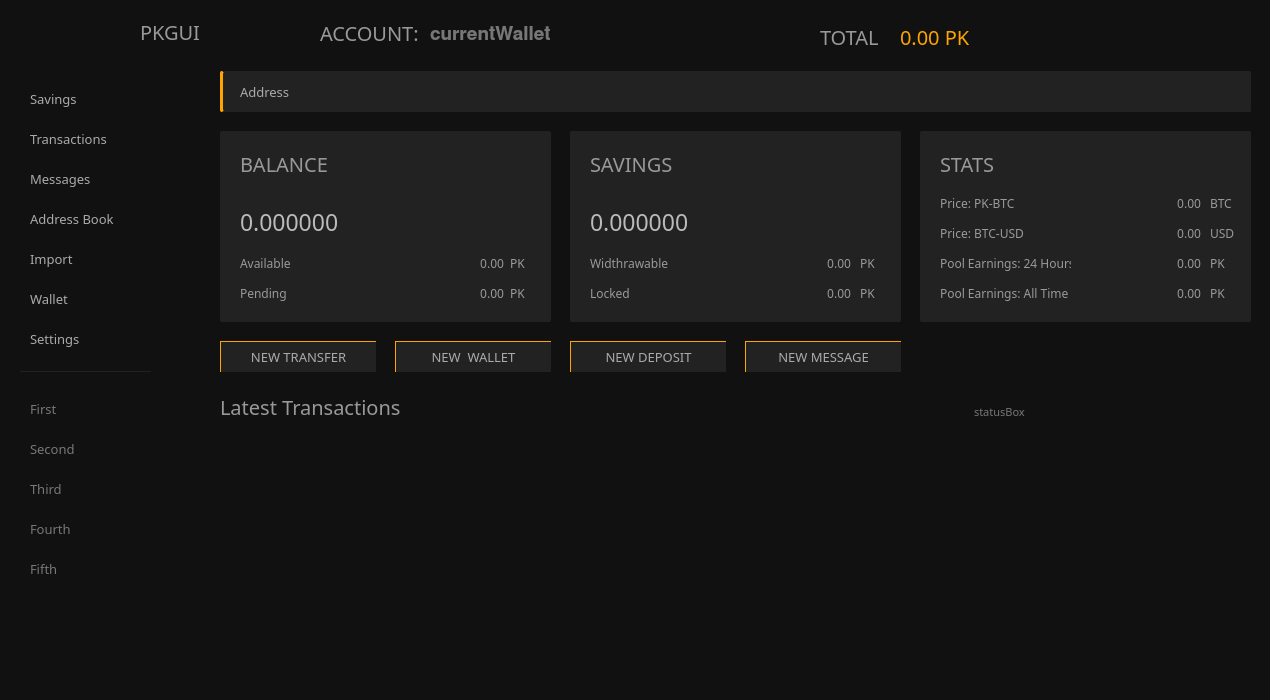
Above: src/gui/ui/overviewframe.ui from Pennykoin/PKGui before the change. Below: the same form after it.
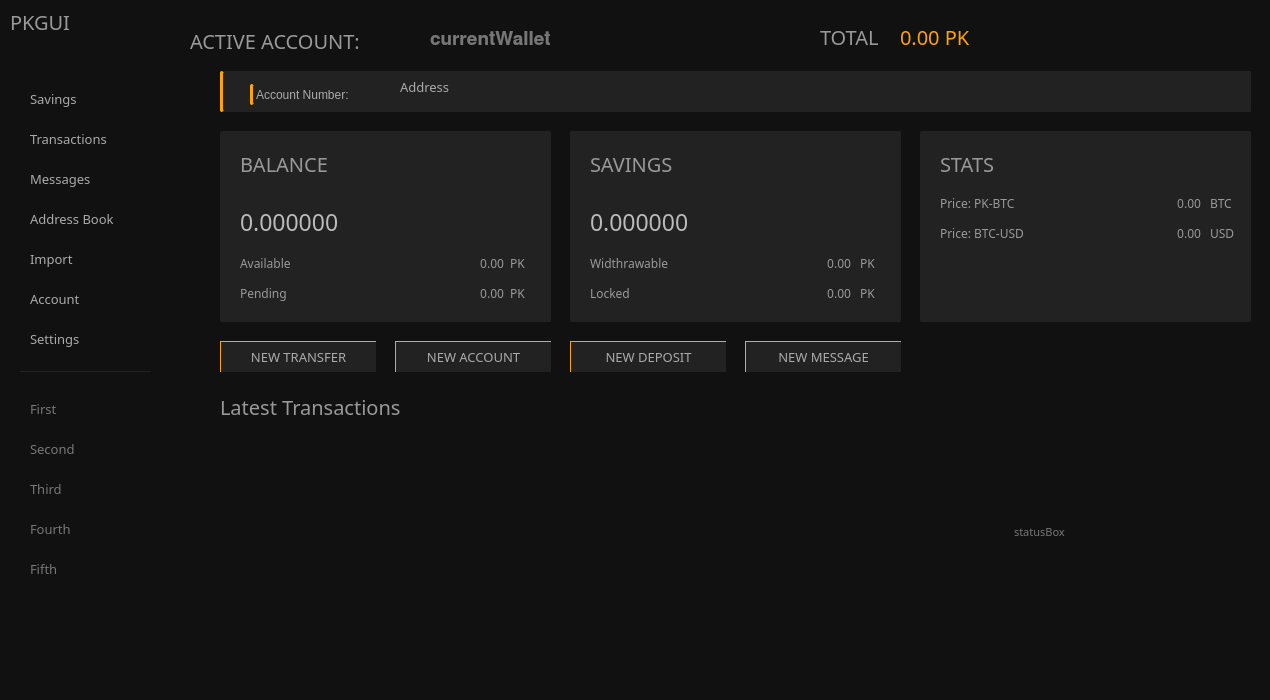
That is the form after the change. Icons and pictures are not drawn.

Commit message: wording, no mine

What changed in the file:
```diff
--- a/src/gui/ui/overviewframe.ui
+++ b/src/gui/ui/overviewframe.ui
@@ -358,7 +358,7 @@
 font-size: 13px;</string>
        </property>
        <property name="text">
-        <string>Wallet</string>
+        <string>Account</string>
        </property>
        <property name="iconSize">
         <size>
@@ -566,8 +566,8 @@
       <widget class="QLabel" name="m_myConcealWalletTitle_2">
        <property name="geometry">
         <rect>
-         <x>140</x>
-         <y>20</y>
+         <x>10</x>
+         <y>10</y>
          <width>71</width>
          <height>21</height>
         </rect>
@@ -1066,162 +1066,6 @@
       <property name="title">
        <string/>
       </property>
-      <widget class="QLabel" name="label_7">
-       <property name="geometry">
-        <rect>
-         <x>20</x>
-         <y>150</y>
-         <width>141</width>
-         <height>25</height>
-        </rect>
-       </property>
-       <property name="font">
-        <font>
-         <family>Poppins</family>
-         <pointsize>-1</pointsize>
-        </font>
-       </property>
-       <property name="styleSheet">
-        <string notr="true">color: #999;
-background: transparent;
-font-family: Poppins;
-font-size: 12px;</string>
-       </property>
-       <property name="text">
-        <string>Pool Earnings: All Time</string>
-       </property>
-      </widget>
-      <widget class="QLabel" name="label_9">
-       <property name="geometry">
-        <rect>
-         <x>20</x>
-         <y>120</y>
-         <width>131</width>
-         <height>24</height>
-        </rect>
-       </property>
-       <property name="font">
-        <font>
-         <family>Poppins</family>
-         <pointsize>-1</pointsize>
-        </font>
-       </property>
-       <property name="styleSheet">
-        <string notr="true">color: #999;
-background: transparent;
-font-family: Poppins;
-font-size: 12px;</string>
-       </property>
-       <property name="text">
-        <string>Pool Earnings: 24 Hours</string>
-       </property>
-      </widget>
-      <widget class="QLabel" name="m_actualBalanceLabel_3">
-       <property name="geometry">
-        <rect>
-         <x>140</x>
-         <y>120</y>
-         <width>141</width>
-         <height>24</height>
-        </rect>
-       </property>
-       <property name="font">
-        <font>
-         <family>Poppins</family>
-         <pointsize>-1</pointsize>
-        </font>
-       </property>
-       <property name="styleSheet">
-        <string notr="true">color: #999;
-background: transparent;
-font-family: Poppins;
-font-size: 12px;</string>
-       </property>
-       <property name="text">
-        <string notr="true">0.00</string>
-       </property>
-       <property name="alignment">
-        <set>Qt::AlignRight|Qt::AlignTrailing|Qt::AlignVCenter</set>
-       </property>
-      </widget>
-      <widget class="QLabel" name="m_pendingBalanceLabel_3">
-       <property name="geometry">
-        <rect>
-         <x>170</x>
-         <y>150</y>
-         <width>111</width>
-         <height>25</height>
-        </rect>
-       </property>
-       <property name="font">
-        <font>
-         <family>Poppins</family>
-         <pointsize>-1</pointsize>
-        </font>
-       </property>
-       <property name="styleSheet">
-        <string notr="true">color: #999;
-background: transparent;
-font-family: Poppins;
-font-size: 12px;</string>
-       </property>
-       <property name="text">
-        <string notr="true">0.00</string>
-       </property>
-       <property name="alignment">
-        <set>Qt::AlignRight|Qt::AlignTrailing|Qt::AlignVCenter</set>
-       </property>
-      </widget>
-      <widget class="QLabel" name="m_tickerLabel2_3">
-       <property name="geometry">
-        <rect>
-         <x>290</x>
-         <y>150</y>
-         <width>31</width>
-         <height>25</height>
-        </rect>
-       </property>
-       <property name="font">
-        <font>
-         <family>Poppins</family>
-         <pointsize>-1</pointsize>
-        </font>
-       </property>
-       <property name="styleSheet">
-        <string notr="true">color: #999;
-background: transparent;
-font-family: Poppins;
-font-size: 12px;</string>
-       </property>
-       <property name="text">
-        <string notr="true">PK</string>
-       </property>
-      </widget>
-      <widget class="QLabel" name="m_tickerLabel1_3">
-       <property name="geometry">
-        <rect>
-         <x>290</x>
-         <y>120</y>
-         <width>31</width>
-         <height>24</height>
-        </rect>
-       </property>
-       <property name="font">
-        <font>
-         <family>Poppins</family>
-         <pointsize>-1</pointsize>
-        </font>
-       </property>
-       <property name="styleSheet">
-        <string notr="true">color: #999;
-background: transparent;
-font-family: Poppins;
-font-size: 12px;</string>
-       </property>
-       <property name="text">
-        <string notr="true">PK</string>
-       </property>
-      </widget>
       <widget class="QLabel" name="m_investmentsTitle">
        <property name="geometry">
         <rect>
@@ -1407,10 +1251,10 @@
      <widget class="QLabel" name="m_myConcealWalletTitle">
       <property name="geometry">
        <rect>
-        <x>320</x>
-        <y>20</y>
-        <width>101</width>
-        <height>25</height>
+        <x>190</x>
+        <y>30</y>
+        <width>231</width>
+        <height>21</height>
        </rect>
       </property>
       <property name="font">
@@ -1426,7 +1270,7 @@
 font-family: Poppins;</string>
       </property>
       <property name="text">
-       <string>ACCOUNT:</string>
+       <string>ACTIVE ACCOUNT:</string>
       </property>
      </widget>
      <widget class="QGroupBox" name="addressBox">
@@ -1467,8 +1311,8 @@
       <widget class="QLabel" name="m_myAddress">
        <property name="geometry">
         <rect>
-         <x>20</x>
-         <y>5</y>
+         <x>180</x>
+         <y>0</y>
          <width>811</width>
          <height>31</height>
         </rect>
@@ -1488,6 +1332,19 @@
         <string>Address</string>
        </property>
       </widget>
+      <widget class="QLabel" name="label">
+       <property name="geometry">
+        <rect>
+         <x>30</x>
+         <y>13</y>
+         <width>121</width>
+         <height>21</height>
+        </rect>
+       </property>
+       <property name="text">
+        <string>Account Number:</string>
+       </property>
+      </widget>
      </widget>
      <widget class="QLabel" name="m_totalPortfolioLabel">
       <property name="geometry">
@@ -1957,7 +1814,7 @@
 border-left: 1px solid orange</string>
       </property>
       <property name="text">
-       <string>NEW  WALLET</string>
+       <string>NEW ACCOUNT</string>
       </property>
      </widget>
      <widget class="QPushButton" name="m_newDepositButton">
@@ -2210,9 +2067,9 @@
       <property name="geometry">
        <rect>
         <x>430</x>
-        <y>20</y>
+        <y>30</y>
         <width>151</width>
-        <height>31</height>
+        <height>21</height>
        </rect>
       </property>
       <property name="font">
@@ -2234,8 +2091,8 @@
      <widget class="QTextBrowser" name="m_statusBox">
       <property name="geometry">
        <rect>
-        <x>970</x>
-        <y>400</y>
+        <x>1010</x>
+        <y>520</y>
         <width>231</width>
         <height>161</height>
        </rect>
```
The commit also changes 2 other files.
